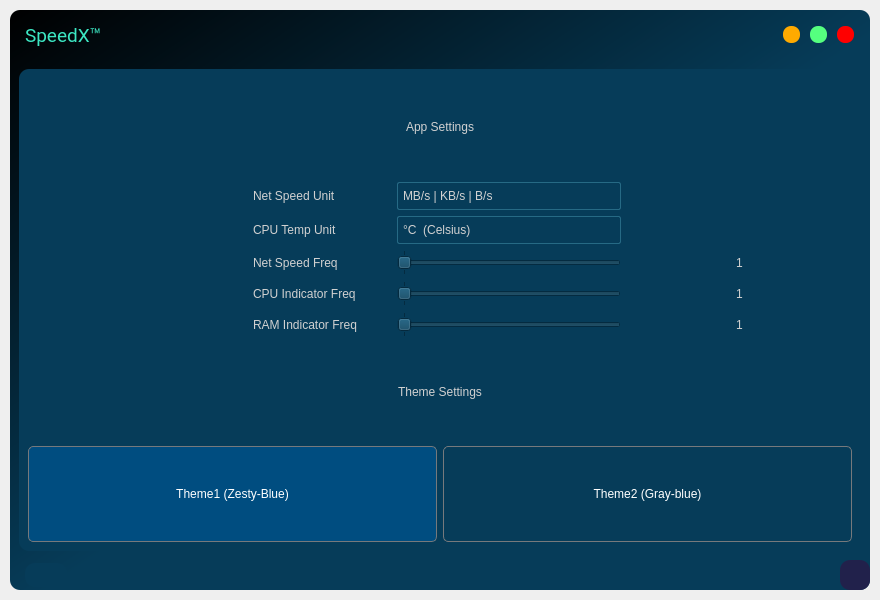
First picture: the form in src/ui_main.ui, repository rishabh3354/SPEEDX, before the edit.
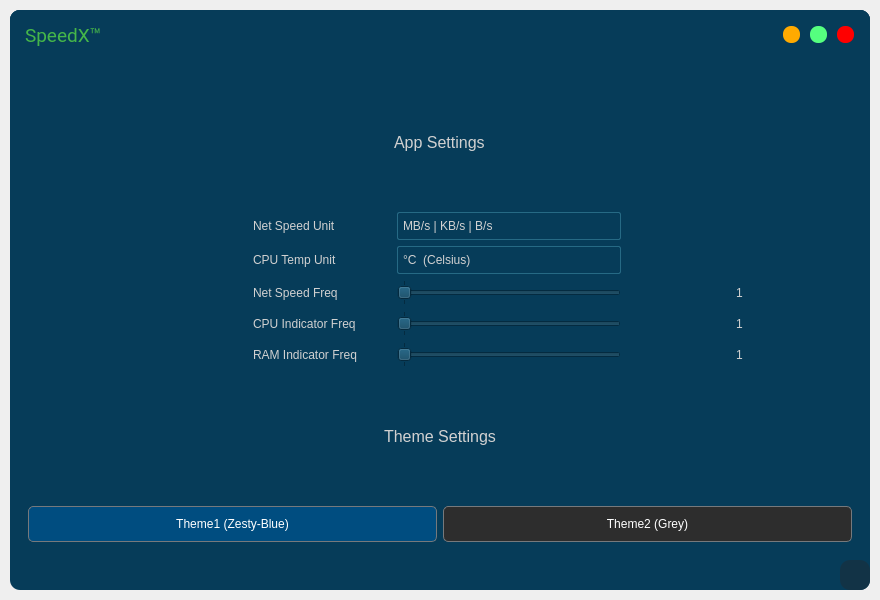
Second picture: the form after the edit. The open tabs and pages were chosen to show the change. Icons and pictures are not drawn.

What changed in the file:
```diff
--- a/src/ui_main.ui
+++ b/src/ui_main.ui
@@ -19,6 +19,9 @@
   <property name="windowTitle">
    <string>MainWindow</string>
   </property>
+  <property name="styleSheet">
+   <string notr="true"/>
+  </property>
   <widget class="QWidget" name="centralwidget">
    <layout class="QVBoxLayout" name="verticalLayout_3">
     <property name="leftMargin">
@@ -36,8 +39,10 @@
     <item>
      <widget class="QFrame" name="drop_shadow_frame">
       <property name="styleSheet">
-       <string notr="true">background-color: qlineargradient(spread:pad, x1:0, y1:0, x2:1, y2:1, stop:0 rgba(0, 0, 0, 1), stop:0.521368 rgba(6, 60, 89, 1)); 
-border-radius: 10px;</string>
+       <string notr="true">background-color:  rgba(6, 60, 89, 1);
+border-radius: 10px;
+color:#d1d1d1;
+</string>
       </property>
       <property name="frameShape">
        <enum>QFrame::NoFrame</enum>
@@ -70,7 +75,7 @@
           </size>
          </property>
          <property name="styleSheet">
-          <string notr="true">background-color: none;</string>
+          <string notr="true">border:none;</string>
          </property>
          <property name="frameShape">
           <enum>QFrame::NoFrame</enum>
@@ -108,6 +113,11 @@
               <pointsize>14</pointsize>
              </font>
             </property>
+            <property name="styleSheet">
+             <string notr="true">border:none;
+border-radius: 10px;
+</string>
+            </property>
             <property name="frameShape">
              <enum>QFrame::StyledPanel</enum>
             </property>
@@ -139,7 +149,9 @@
                 </font>
                </property>
                <property name="styleSheet">
-                <string notr="true">color: rgb(60, 231, 195);</string>
+                <string notr="true">color: rgba(69, 182, 73, 1);
+text-align: center;
+border:none;</string>
                </property>
                <property name="text">
                 <string>SpeedX™</string>
@@ -157,6 +169,11 @@
               <height>16777215</height>
              </size>
             </property>
+            <property name="styleSheet">
+             <string notr="true">border:none;
+border-radius: 10px;
+</string>
+            </property>
             <property name="frameShape">
              <enum>QFrame::StyledPanel</enum>
             </property>
@@ -269,7 +286,7 @@
        <item>
         <widget class="QFrame" name="content_bar">
          <property name="styleSheet">
-          <string notr="true">background-color: none;</string>
+          <string notr="true"/>
          </property>
          <property name="frameShape">
           <enum>QFrame::StyledPanel</enum>
@@ -784,6 +801,14 @@
                     <verstretch>0</verstretch>
                    </sizepolicy>
                   </property>
+                  <property name="font">
+                   <font>
+                    <pointsize>12</pointsize>
+                    <weight>50</weight>
+                    <italic>false</italic>
+                    <bold>false</bold>
+                   </font>
+                  </property>
                   <property name="text">
                    <string>App Settings</string>
                   </property>
@@ -1209,6 +1234,11 @@
                     <verstretch>0</verstretch>
                    </sizepolicy>
                   </property>
+                  <property name="font">
+                   <font>
+                    <pointsize>12</pointsize>
+                   </font>
+                  </property>
                   <property name="text">
                    <string>Theme Settings</string>
                   </property>
@@ -1233,7 +1263,7 @@
                    <string notr="true">QPushButton {
 	color:white;
     border-color: #76797C;
-    padding: 40px;
+    padding: 10px;
     border-radius: 5px;
     border-style: solid;
 	border-width: 1px;
@@ -1272,21 +1302,18 @@
                    <string notr="true">QPushButton {
 	color:white;
     border-color: #76797C;
-    padding: 40px;
+    padding: 10px;
     border-radius: 5px;
     border-style: solid;
 	border-width: 1px;
-background-color:  QLinearGradient( x1: 0, y1: 0,
-                             x2: 1, y2: 0, 
-                            stop: 0 rgb(37, 37, 37),
-                            stop: 1 rgb(0, 77, 128) );
+	background-color:  rgb(45, 45, 45);
 }
 
 
 </string>
                   </property>
                   <property name="text">
-                   <string>Theme2 (Gray-blue)</string>
+                   <string>Theme2 (Grey)</string>
                   </property>
                   <property name="icon">
                    <iconset>
@@ -1953,9 +1980,8 @@
                </property>
                <property name="styleSheet">
                 <string notr="true">QPushButton {
-	padding: 5px;
+	padding: 15px;
 	color: rgb(40, 40, 40);
-	background-color: rgba(6, 60, 89, 1);
 	border-radius: 10px;
 }
 QPushButton:hover {	
@@ -2016,7 +2042,8 @@
             </property>
             <property name="styleSheet">
              <string notr="true">padding: 5px;
-background-color: rgb(33, 33, 75);</string>
+background-color: rgba(18, 51, 70, 1)
+</string>
             </property>
             <property name="frameShape">
              <enum>QFrame::StyledPanel</enum>
```
Left out of the diff: 6 changed lines with no effect on the pictures.
